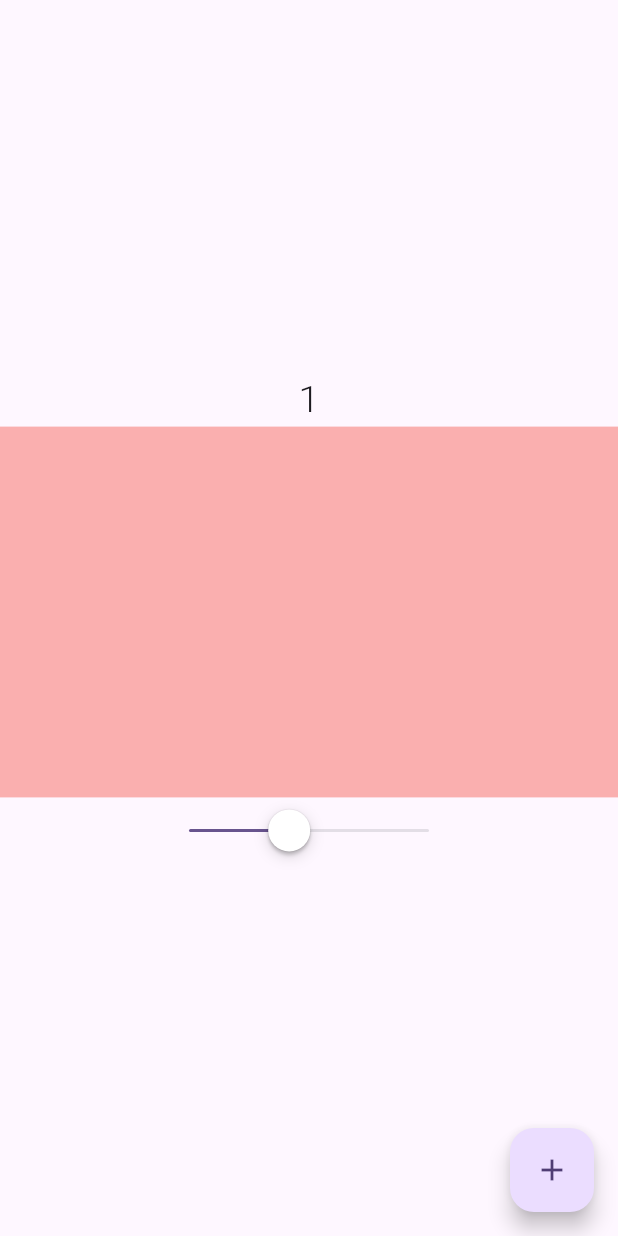
After one commit to AjmianurRahman/Getx-Roadmap, a Flutter app: the screen it shows after launch, after a tap on "State Manage Screen", on a phone screen of 412 x 824 dp. The commit adds this screen. Run offline on Flutter 3.47's test engine with Material 3 defaults, Android fonts, the phone set to English and light mode, and no system bars; our stand-ins replace get.

Commit message:
State manage

```diff
--- a/lib/home_screen.dart
+++ b/lib/home_screen.dart
@@ -2,6 +2,7 @@ import 'package:flutter/cupertino.dart';
 import 'package:flutter/material.dart';
 import 'package:get/get.dart';
 import 'package:getx_roadmap/new_screen.dart';
+import 'package:getx_roadmap/state_screen.dart';
 
 class HomeScreen extends StatefulWidget {
   const HomeScreen({super.key});
@@ -75,13 +76,18 @@ class _HomeScreenState extends State<HomeScreen> {
               },
             ),
           ),
-
           const SizedBox(height: 30,),
           OutlinedButton(onPressed:(){
           //  Navigator.push(context, MaterialPageRoute(builder: (context)=>NewScreen()));
 
             Get.to(NewScreen());
-          }, child: Text('New Screen'))
+          }, child: Text('New Screen')),
+          const SizedBox(height: 30,),
+          OutlinedButton(onPressed:(){
+            //  Navigator.push(context, MaterialPageRoute(builder: (context)=>NewScreen()));
+            Get.to(StateScreen());
+          }, child: Text('State Manage Screen')),
+
         ],
       ),
       floatingActionButton: FloatingActionButton(
--- /dev/null
+++ b/lib/state manage/counter_controller.dart
@@ -0,0 +1,19 @@
+
+
+import 'package:get/get.dart';
+import 'package:get/get_rx/get_rx.dart';
+
+class CounterController extends GetxController{
+
+  //* In Getx we use Rx before declaring data type
+  //* user .obs to make that value observable.
+  RxInt counter = 1.obs;
+
+
+  incrementCounet(){
+    counter.value++;
+
+  }
+
+
+}
--- /dev/null
+++ b/lib/state manage/example_tow.dart
@@ -0,0 +1,10 @@
+import 'package:get/get.dart';
+
+class ExampleTow extends GetxController {
+  RxDouble opacity = 0.4.obs;
+
+  setOpacity(double value) {
+    opacity.value = value;
+  }
+
+}
--- /dev/null
+++ b/lib/state_screen.dart
@@ -0,0 +1,59 @@
+import 'package:flutter/cupertino.dart';
+import 'package:flutter/material.dart';
+import 'package:get/get.dart';
+import 'package:getx_roadmap/state%20manage/counter_controller.dart';
+import 'package:getx_roadmap/state%20manage/example_tow.dart';
+import 'package:getx_roadmap/uitls/text_300.dart';
+
+class StateScreen extends StatefulWidget {
+  const StateScreen({super.key});
+
+  @override
+  State<StateScreen> createState() => _StateScreenState();
+}
+
+class _StateScreenState extends State<StateScreen> {
+  final CounterController controller = Get.put(CounterController());
+  int x = 20;
+
+  final ExampleTow exampleTow = Get.put(ExampleTow());
+
+  @override
+  Widget build(BuildContext context) {
+    return Scaffold(
+      body: Column(
+        mainAxisAlignment: MainAxisAlignment.center,
+        crossAxisAlignment: CrossAxisAlignment.center,
+        children: [
+          Center(child:
+              //? User Obx to notify the listener about the change
+              Obx(() {
+            return Text300(text: controller.counter.toString(), fontSize: 25);
+          })),
+          Obx(() {
+            return Column(
+              children: [
+                Container(
+                  width: Get.width,
+                  color: Colors.red.withOpacity(exampleTow.opacity.value),
+                  height: MediaQuery.of(context).size.height * 0.3,
+                ),
+                CupertinoSlider(
+                    value: exampleTow.opacity.value,
+                    onChanged: (value) {
+                      exampleTow.setOpacity(value);
+                    })
+              ],
+            );
+          }),
+        ],
+      ),
+      floatingActionButton: FloatingActionButton(
+        onPressed: () {
+          controller.incrementCounet();
+        },
+        child: Icon(Icons.add),
+      ),
+    );
+  }
+}
```
Also changed, not shown: 1 other file.
